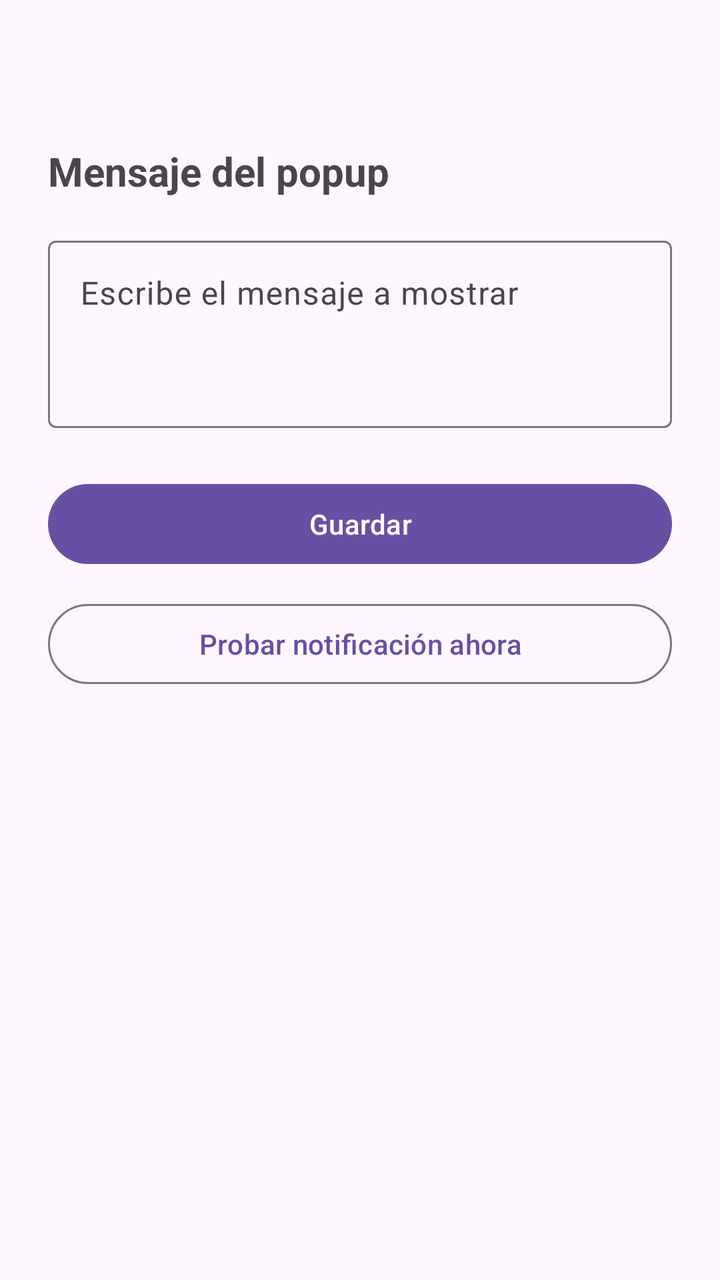
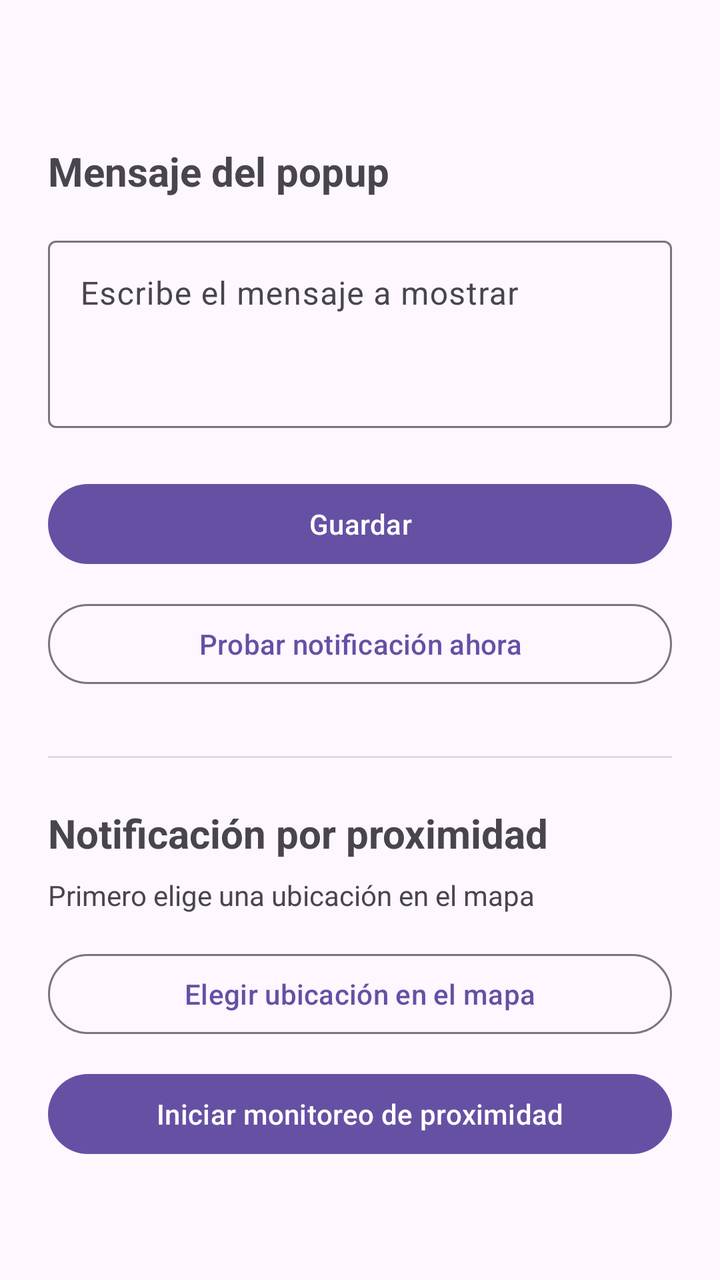

An Android layout rendered at two revisions. The XML below is the earlier revision; the diff shows what the commit changed to produce the second picture.
<!-- AndroidManifest.xml: application theme Theme.PopupNotifications -->
<!-- res/layout/activity_main.xml -->
<?xml version="1.0" encoding="utf-8"?>
<androidx.constraintlayout.widget.ConstraintLayout xmlns:android="http://schemas.android.com/apk/res/android"
    xmlns:app="http://schemas.android.com/apk/res-auto"
    android:layout_width="match_parent"
    android:layout_height="match_parent"
    android:padding="24dp">

    <TextView
        android:id="@+id/titleLabel"
        android:layout_width="0dp"
        android:layout_height="wrap_content"
        android:text="@string/title"
        android:textSize="20sp"
        android:textStyle="bold"
        app:layout_constraintTop_toTopOf="parent"
        app:layout_constraintStart_toStartOf="parent"
        app:layout_constraintEnd_toEndOf="parent"
        android:layout_marginTop="48dp" />

    <com.google.android.material.textfield.TextInputLayout
        android:id="@+id/messageInputLayout"
        android:layout_width="0dp"
        android:layout_height="wrap_content"
        android:layout_marginTop="16dp"
        style="@style/Widget.Material3.TextInputLayout.OutlinedBox"
        app:layout_constraintTop_toBottomOf="@id/titleLabel"
        app:layout_constraintStart_toStartOf="parent"
        app:layout_constraintEnd_toEndOf="parent">

        <com.google.android.material.textfield.TextInputEditText
            android:id="@+id/messageEditText"
            android:layout_width="match_parent"
            android:layout_height="wrap_content"
            android:hint="@string/hint_message"
            android:inputType="textMultiLine|textCapSentences"
            android:minLines="3"
            android:gravity="top" />

    </com.google.android.material.textfield.TextInputLayout>

    <com.google.android.material.button.MaterialButton
        android:id="@+id/saveButton"
        android:layout_width="0dp"
        android:layout_height="wrap_content"
        android:layout_marginTop="24dp"
        android:text="@string/save"
        app:layout_constraintTop_toBottomOf="@id/messageInputLayout"
        app:layout_constraintStart_toStartOf="parent"
        app:layout_constraintEnd_toEndOf="parent" />

    <com.google.android.material.button.MaterialButton
        android:id="@+id/testButton"
        android:layout_width="0dp"
        android:layout_height="wrap_content"
        android:layout_marginTop="12dp"
        android:text="@string/test_notification"
        style="@style/Widget.Material3.Button.OutlinedButton"
        app:layout_constraintTop_toBottomOf="@id/saveButton"
        app:layout_constraintStart_toStartOf="parent"
        app:layout_constraintEnd_toEndOf="parent" />

</androidx.constraintlayout.widget.ConstraintLayout>
<!-- resources referenced by this layout -->
<resources>
  <string name="hint_message">Escribe el mensaje a mostrar</string>
  <string name="save">Guardar</string>
  <string name="test_notification">Probar notificación ahora</string>
  <string name="title">Mensaje del popup</string>
  <style name="Theme.PopupNotifications" parent="Theme.Material3.DayNight.NoActionBar">
          <item name="colorPrimary">@color/purple_500</item>
          <item name="colorPrimaryVariant">@color/purple_700</item>
          <item name="colorOnPrimary">@color/white</item>
      </style>
  <color name="purple_500">#6650a4</color>
  <color name="purple_700">#4f378b</color>
  <color name="white">#FFFFFFFF</color>
</resources>

<!-- the commit's change to res/layout/activity_main.xml (unified diff, before → after) -->
@@ -1,62 +1,124 @@
 <?xml version="1.0" encoding="utf-8"?>
-<androidx.constraintlayout.widget.ConstraintLayout xmlns:android="http://schemas.android.com/apk/res/android"
+<ScrollView xmlns:android="http://schemas.android.com/apk/res/android"
     xmlns:app="http://schemas.android.com/apk/res-auto"
     android:layout_width="match_parent"
     android:layout_height="match_parent"
-    android:padding="24dp">
+    android:fillViewport="true">
 
-    <TextView
-        android:id="@+id/titleLabel"
-        android:layout_width="0dp"
+    <androidx.constraintlayout.widget.ConstraintLayout
+        android:layout_width="match_parent"
         android:layout_height="wrap_content"
-        android:text="@string/title"
-        android:textSize="20sp"
-        android:textStyle="bold"
-        app:layout_constraintTop_toTopOf="parent"
-        app:layout_constraintStart_toStartOf="parent"
-        app:layout_constraintEnd_toEndOf="parent"
-        android:layout_marginTop="48dp" />
+        android:padding="24dp">
 
-    <com.google.android.material.textfield.TextInputLayout
-        android:id="@+id/messageInputLayout"
-        android:layout_width="0dp"
-        android:layout_height="wrap_content"
-        android:layout_marginTop="16dp"
-        style="@style/Widget.Material3.TextInputLayout.OutlinedBox"
-        app:layout_constraintTop_toBottomOf="@id/titleLabel"
-        app:layout_constraintStart_toStartOf="parent"
-        app:layout_constraintEnd_toEndOf="parent">
+        <TextView
+            android:id="@+id/titleLabel"
+            android:layout_width="0dp"
+            android:layout_height="wrap_content"
+            android:text="@string/title"
+            android:textSize="20sp"
+            android:textStyle="bold"
+            app:layout_constraintTop_toTopOf="parent"
+            app:layout_constraintStart_toStartOf="parent"
+            app:layout_constraintEnd_toEndOf="parent"
+            android:layout_marginTop="48dp" />
 
-        <com.google.android.material.textfield.TextInputEditText
-            android:id="@+id/messageEditText"
-            android:layout_width="match_parent"
+        <com.google.android.material.textfield.TextInputLayout
+            android:id="@+id/messageInputLayout"
+            android:layout_width="0dp"
             android:layout_height="wrap_content"
-            android:hint="@string/hint_message"
-            android:inputType="textMultiLine|textCapSentences"
-            android:minLines="3"
-            android:gravity="top" />
+            android:layout_marginTop="16dp"
+            style="@style/Widget.Material3.TextInputLayout.OutlinedBox"
+            app:layout_constraintTop_toBottomOf="@id/titleLabel"
+            app:layout_constraintStart_toStartOf="parent"
+            app:layout_constraintEnd_toEndOf="parent">
 
-    </com.google.android.material.textfield.TextInputLayout>
+            <com.google.android.material.textfield.TextInputEditText
+                android:id="@+id/messageEditText"
+                android:layout_width="match_parent"
+                android:layout_height="wrap_content"
+                android:hint="@string/hint_message"
+                android:inputType="textMultiLine|textCapSentences"
+                android:minLines="3"
+                android:gravity="top" />
 
-    <com.google.android.material.button.MaterialButton
-        android:id="@+id/saveButton"
-        android:layout_width="0dp"
-        android:layout_height="wrap_content"
-        android:layout_marginTop="24dp"
-        android:text="@string/save"
-        app:layout_constraintTop_toBottomOf="@id/messageInputLayout"
-        app:layout_constraintStart_toStartOf="parent"
-        app:layout_constraintEnd_toEndOf="parent" />
+        </com.google.android.material.textfield.TextInputLayout>
 
-    <com.google.android.material.button.MaterialButton
-        android:id="@+id/testButton"
-        android:layout_width="0dp"
-        android:layout_height="wrap_content"
-        android:layout_marginTop="12dp"
-        android:text="@string/test_notification"
-        style="@style/Widget.Material3.Button.OutlinedButton"
-        app:layout_constraintTop_toBottomOf="@id/saveButton"
-        app:layout_constraintStart_toStartOf="parent"
-        app:layout_constraintEnd_toEndOf="parent" />
+        <com.google.android.material.button.MaterialButton
+            android:id="@+id/saveButton"
+            android:layout_width="0dp"
+            android:layout_height="wrap_content"
+            android:layout_marginTop="24dp"
+            android:text="@string/save"
+            app:layout_constraintTop_toBottomOf="@id/messageInputLayout"
+            app:layout_constraintStart_toStartOf="parent"
+            app:layout_constraintEnd_toEndOf="parent" />
 
-</androidx.constraintlayout.widget.ConstraintLayout>
+        <com.google.android.material.button.MaterialButton
+            android:id="@+id/testButton"
+            android:layout_width="0dp"
+            android:layout_height="wrap_content"
+            android:layout_marginTop="12dp"
+            android:text="@string/test_notification"
+            style="@style/Widget.Material3.Button.OutlinedButton"
+            app:layout_constraintTop_toBottomOf="@id/saveButton"
+            app:layout_constraintStart_toStartOf="parent"
+            app:layout_constraintEnd_toEndOf="parent" />
+
+        <View
+            android:id="@+id/divider"
+            android:layout_width="0dp"
+            android:layout_height="1dp"
+            android:layout_marginTop="32dp"
+            android:background="?android:attr/listDivider"
+            app:layout_constraintTop_toBottomOf="@id/testButton"
+            app:layout_constraintStart_toStartOf="parent"
+            app:layout_constraintEnd_toEndOf="parent" />
+
+        <TextView
+            android:id="@+id/proximityTitle"
+            android:layout_width="0dp"
+            android:layout_height="wrap_content"
+            android:layout_marginTop="24dp"
+            android:text="@string/proximity_title"
+            android:textSize="20sp"
+            android:textStyle="bold"
+            app:layout_constraintTop_toBottomOf="@id/divider"
+            app:layout_constraintStart_toStartOf="parent"
+            app:layout_constraintEnd_toEndOf="parent" />
+
+        <TextView
+            android:id="@+id/locationStatus"
+            android:layout_width="0dp"
+            android:layout_height="wrap_content"
+            android:layout_marginTop="8dp"
+            android:text="@string/no_location"
+            android:textSize="14sp"
+            app:layout_constraintTop_toBottomOf="@id/proximityTitle"
+            app:layout_constraintStart_toStartOf="parent"
+            app:layout_constraintEnd_toEndOf="parent" />
+
+        <com.google.android.material.button.MaterialButton
+            android:id="@+id/pickLocationButton"
+            android:layout_width="0dp"
+            android:layout_height="wrap_content"
+            android:layout_marginTop="16dp"
+            android:text="@string/pick_location"
+            style="@style/Widget.Material3.Button.OutlinedButton"
+            app:layout_constraintTop_toBottomOf="@id/locationStatus"
+            app:layout_constraintStart_toStartOf="parent"
+            app:layout_constraintEnd_toEndOf="parent" />
+
+        <com.google.android.material.button.MaterialButton
+            android:id="@+id/monitorButton"
+            android:layout_width="0dp"
+            android:layout_height="wrap_content"
+            android:layout_marginTop="12dp"
+            android:layout_marginBottom="24dp"
+            android:text="@string/start_monitoring"
+            app:layout_constraintTop_toBottomOf="@id/pickLocationButton"
+            app:layout_constraintStart_toStartOf="parent"
+            app:layout_constraintEnd_toEndOf="parent" />
+
+    </androidx.constraintlayout.widget.ConstraintLayout>
+
+</ScrollView>
<!-- resource entries referenced after the edit -->
@@ -1,7 +1,11 @@
 <!-- resources referenced by this layout -->
 <resources>
   <string name="hint_message">Escribe el mensaje a mostrar</string>
+  <string name="no_location">Primero elige una ubicación en el mapa</string>
+  <string name="pick_location">Elegir ubicación en el mapa</string>
+  <string name="proximity_title">Notificación por proximidad</string>
   <string name="save">Guardar</string>
+  <string name="start_monitoring">Iniciar monitoreo de proximidad</string>
   <string name="test_notification">Probar notificación ahora</string>
   <string name="title">Mensaje del popup</string>
   <style name="Theme.PopupNotifications" parent="Theme.Material3.DayNight.NoActionBar">
